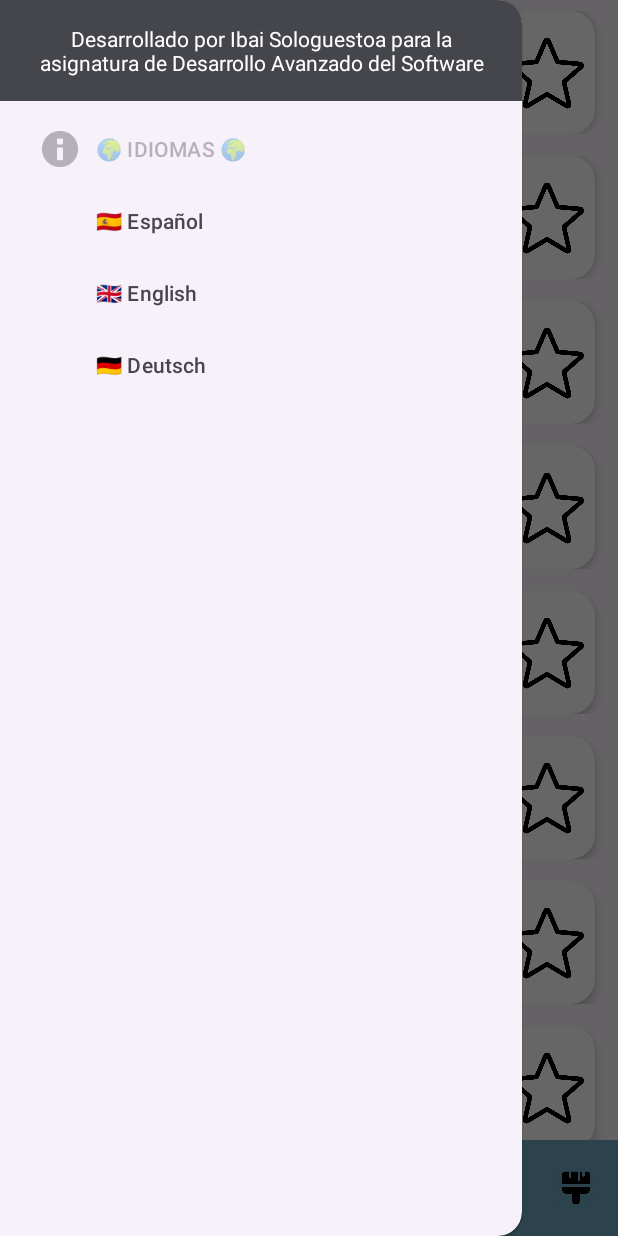
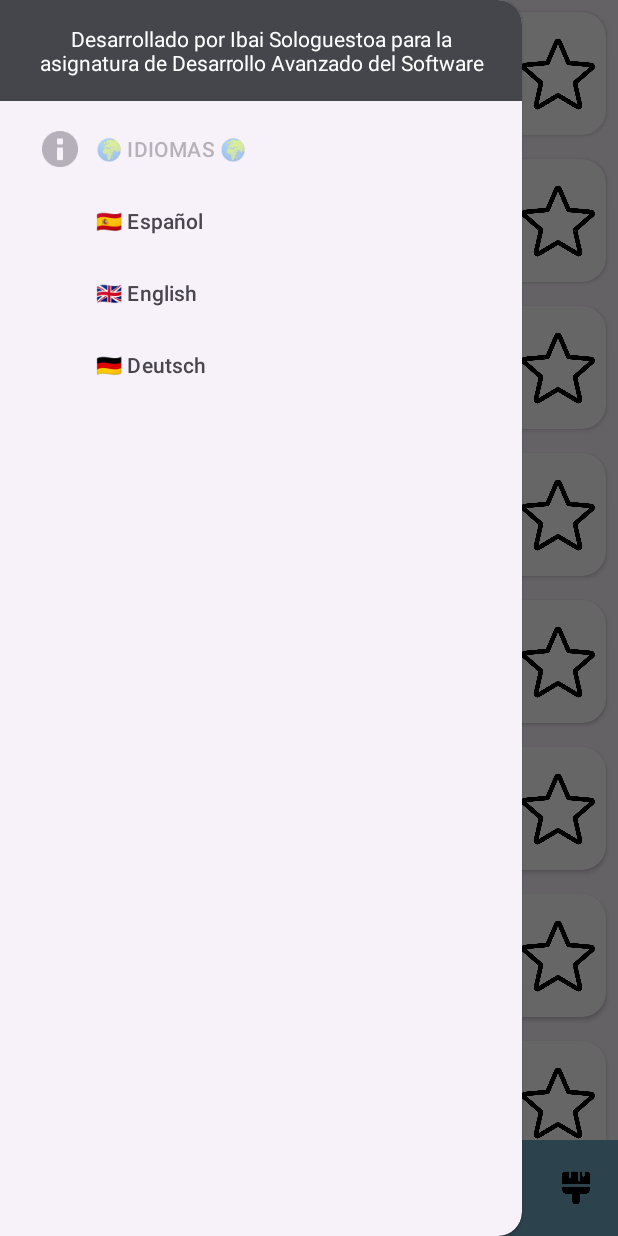
Before and after one commit to IbaiS94/Acciones500, an Android app: the MainActivity screen opened directly, with no data from a screen before it, with the side drawer open, on a phone screen of 412 x 824 dp. Run offline under Robolectric (Android 15) with nearby library versions, the phone set to English and light mode, and no system bars.

Commit message:
Mejora visual

```diff
--- a/app/src/main/res/layout/recycler.xml
+++ b/app/src/main/res/layout/recycler.xml
@@ -5,19 +5,19 @@
     android:layout_width="match_parent"
     android:layout_height="wrap_content"
     android:orientation="horizontal"
-    android:padding="7dp"
+    android:padding="0dp"
     >
 
     <androidx.cardview.widget.CardView
-        xmlns:android="http://schemas.android.com/apk/res/android"
-        xmlns:card_view="http://schemas.android.com/apk/res-auto"
         android:layout_width="match_parent"
         android:layout_height="wrap_content"
         android:layout_margin="8dp"
-        card_view:cardCornerRadius="16dp"
-        card_view:cardElevation="4dp"
         android:background="@color/material_dynamic_neutral20"
-        >
+        app:cardCornerRadius="16dp"
+        app:cardElevation="2dp"
+        app:layout_constraintBottom_toBottomOf="parent"
+        app:layout_constraintTop_toTopOf="parent"
+        tools:layout_editor_absoluteX="15dp">
 
         <androidx.constraintlayout.widget.ConstraintLayout
             android:layout_width="match_parent"
@@ -41,12 +41,12 @@
                 android:layout_width="49dp"
                 android:layout_height="59dp"
                 android:layout_marginTop="4dp"
+                android:adjustViewBounds="true"
                 android:background="@android:color/transparent"
+                android:scaleType="centerInside"
                 app:layout_constraintEnd_toEndOf="parent"
                 app:layout_constraintTop_toTopOf="parent"
-                app:srcCompat="@drawable/star"
-                android:scaleType="centerInside"
-                android:adjustViewBounds="true"/>
+                app:srcCompat="@drawable/star" />
 
         </androidx.constraintlayout.widget.ConstraintLayout>
     </androidx.cardview.widget.CardView>
```
